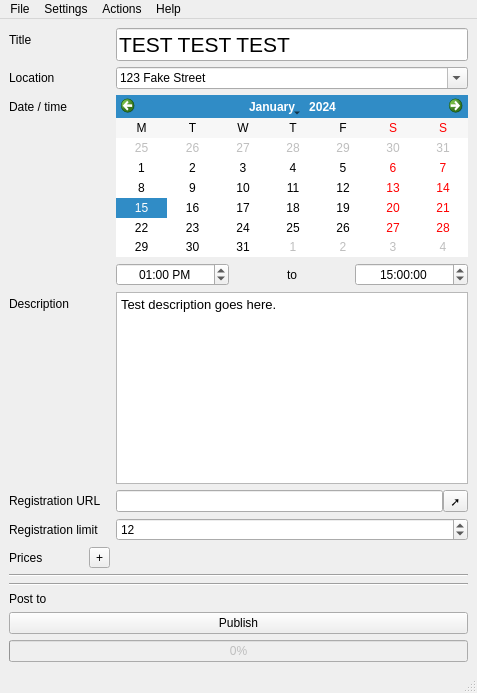
Qt form ui/MainWindow.ui (MakeICT/event-creator) before a commit.
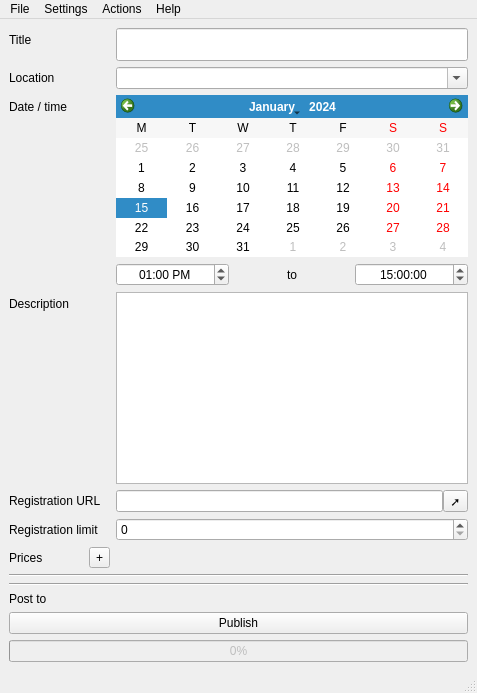
The same form after that commit.

Commit message: Remove test placeholders

```diff
--- a/ui/MainWindow.ui
+++ b/ui/MainWindow.ui
@@ -36,7 +36,7 @@
          </font>
         </property>
         <property name="text">
-         <string>TEST TEST TEST</string>
+         <string/>
         </property>
        </widget>
       </item>
@@ -52,11 +52,6 @@
         <property name="editable">
          <bool>true</bool>
         </property>
-        <item>
-         <property name="text">
-          <string>123 Fake Street</string>
-         </property>
-        </item>
        </widget>
       </item>
       <item row="3" column="0">
@@ -142,7 +137,7 @@
 &lt;html&gt;&lt;head&gt;&lt;meta name=&quot;qrichtext&quot; content=&quot;1&quot; /&gt;&lt;style type=&quot;text/css&quot;&gt;
 p, li { white-space: pre-wrap; }
 &lt;/style&gt;&lt;/head&gt;&lt;body style=&quot; font-family:'Noto Sans'; font-size:10pt; font-weight:400; font-style:normal;&quot;&gt;
-&lt;p style=&quot; margin-top:0px; margin-bottom:0px; margin-left:0px; margin-right:0px; -qt-block-indent:0; text-indent:0px;&quot;&gt;&lt;span style=&quot; font-family:'Arial';&quot;&gt;Test description goes here.&lt;/span&gt;&lt;/p&gt;&lt;/body&gt;&lt;/html&gt;</string>
+&lt;p style=&quot;-qt-paragraph-type:empty; margin-top:0px; margin-bottom:0px; margin-left:0px; margin-right:0px; -qt-block-indent:0; text-indent:0px;&quot;&gt;&lt;br /&gt;&lt;/p&gt;&lt;/body&gt;&lt;/html&gt;</string>
         </property>
        </widget>
       </item>
@@ -191,9 +186,6 @@
         <property name="statusTip">
          <string>The maximum number of people who are allowed to register. For no limit, set to 0.</string>
         </property>
-        <property name="value">
-         <number>12</number>
-        </property>
        </widget>
       </item>
       <item row="7" column="0">
```
